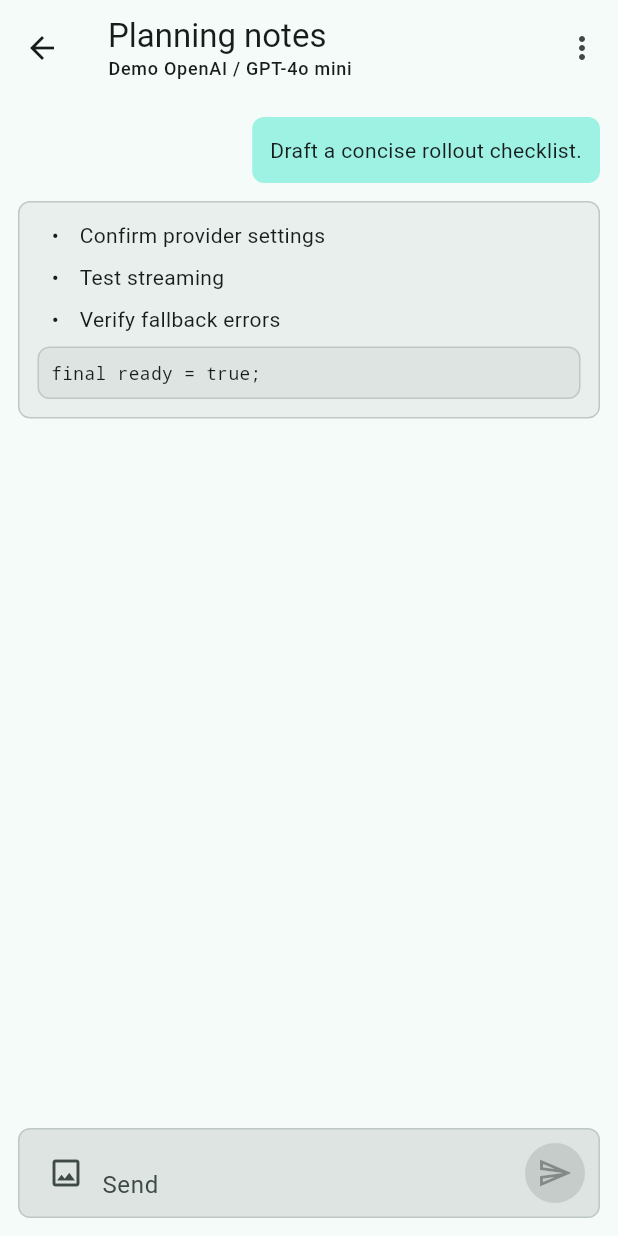
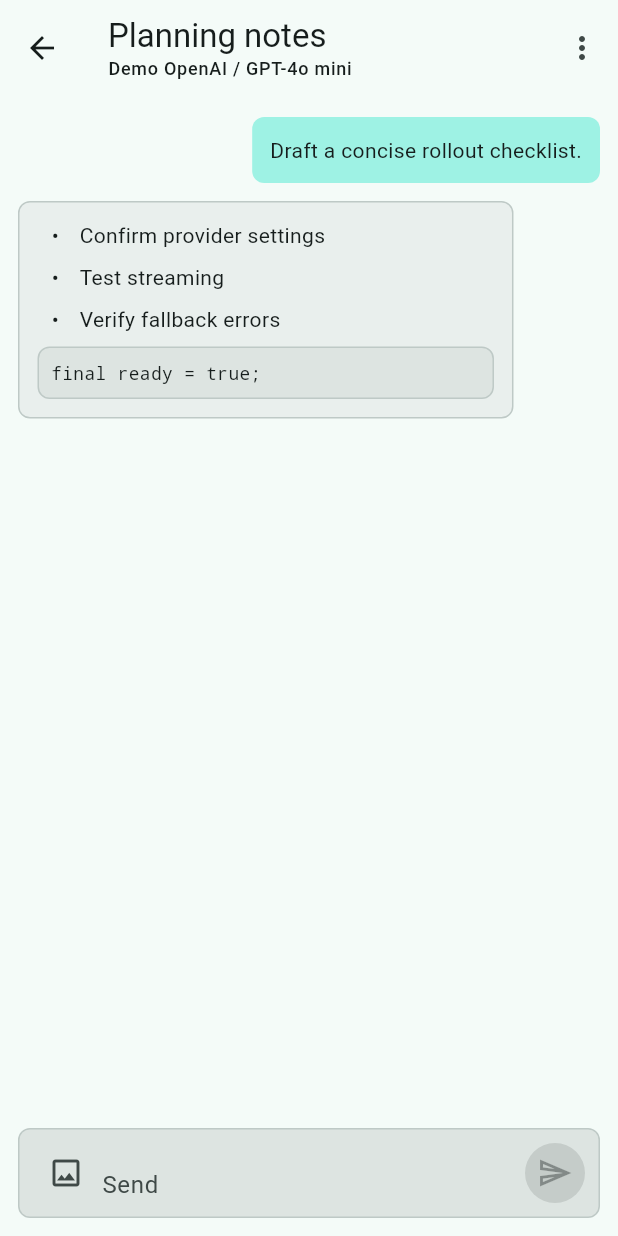
Before and after one commit to dabinDev/NewChat, a Flutter app: the ChatScreen screen opened directly with empty values, on a phone screen of 412 x 824 dp. Run offline on Flutter 3.47's test engine with Material 3 defaults, Android fonts, the phone set to English and light mode, and no system bars; drawn by our look-alikes of flutter_markdown; our stand-ins replace dio, flutter_highlight, flutter_riverpod, flutter_secure_storage, go_router, image_picker and 1 more; accounts and stored records are empty; generated files the repository leaves out were written again.

Commit message:
fix: stabilize chat layout with keyboard

```diff
--- a/lib/features/chat/presentation/chat_screen.dart
+++ b/lib/features/chat/presentation/chat_screen.dart
@@ -124,14 +124,18 @@ class _ChatScreenState extends ConsumerState<ChatScreen> {
           ),
         ],
       ),
-      body: ListView.builder(
+      body: Column(
+        children: [
+          Expanded(
+            child: ListView.builder(
               padding: const EdgeInsets.symmetric(vertical: 8),
               itemCount: session.messages.length,
               itemBuilder: (context, index) {
                 return MessageBubble(message: session.messages[index]);
               },
             ),
-      bottomNavigationBar: Column(
+          ),
+          Column(
             mainAxisSize: MainAxisSize.min,
             children: [
               if (!_hasProvider)
@@ -155,6 +159,8 @@ class _ChatScreenState extends ConsumerState<ChatScreen> {
                 supportsImages: model?.supportsImages ?? true,
                 enabled: !_isLoading && !_isSending && _hasProvider,
                 onSend: _sendMessage,
+              ),
+            ],
           ),
         ],
       ),
--- a/lib/features/chat/presentation/widgets/message_bubble.dart
+++ b/lib/features/chat/presentation/widgets/message_bubble.dart
@@ -24,18 +24,27 @@ class MessageBubble extends StatelessWidget {
     final foreground =
         _isUser ? colorScheme.onPrimaryContainer : colorScheme.onSurface;
 
+    return LayoutBuilder(
+      builder: (context, constraints) {
+        final availableWidth = constraints.maxWidth.isFinite
+            ? constraints.maxWidth
+            : MediaQuery.sizeOf(context).width;
+        final maxBubbleWidth = (availableWidth * 0.86).clamp(0.0, 720.0);
+
         return Align(
           alignment: _isUser ? Alignment.centerRight : Alignment.centerLeft,
           child: ConstrainedBox(
-        constraints: const BoxConstraints(maxWidth: 720),
+            constraints: BoxConstraints(maxWidth: maxBubbleWidth),
             child: Container(
+              width: _isUser ? null : maxBubbleWidth,
               margin: const EdgeInsets.symmetric(horizontal: 12, vertical: 6),
               padding: const EdgeInsets.all(12),
               decoration: BoxDecoration(
                 color: bubbleColor,
                 borderRadius: BorderRadius.circular(8),
-            border:
-                _isUser ? null : Border.all(color: colorScheme.outlineVariant),
+                border: _isUser
+                    ? null
+                    : Border.all(color: colorScheme.outlineVariant),
               ),
               child: DefaultTextStyle.merge(
                 style: TextStyle(color: foreground),
@@ -43,7 +52,8 @@ class MessageBubble extends StatelessWidget {
                   crossAxisAlignment: CrossAxisAlignment.start,
                   mainAxisSize: MainAxisSize.min,
                   children: [
-                for (final part in message.parts) _MessagePartView(part: part),
+                    for (final part in message.parts)
+                      _MessagePartView(part: part),
                     if (message.state == MessageState.streaming)
                       Padding(
                         padding: const EdgeInsets.only(top: 8),
@@ -57,6 +67,8 @@ class MessageBubble extends StatelessWidget {
               ),
             ),
           ),
+        );
+      },
     );
   }
 }
```
Also changed, not shown: 2 other files. Lines whose indentation alone changed are shown as unchanged.
